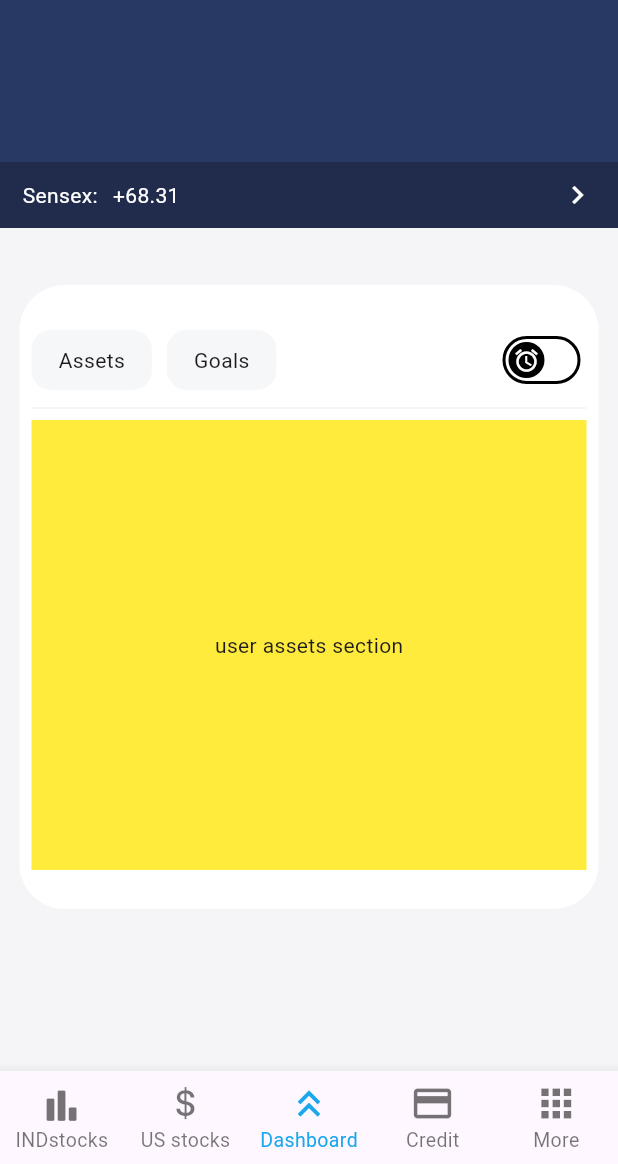
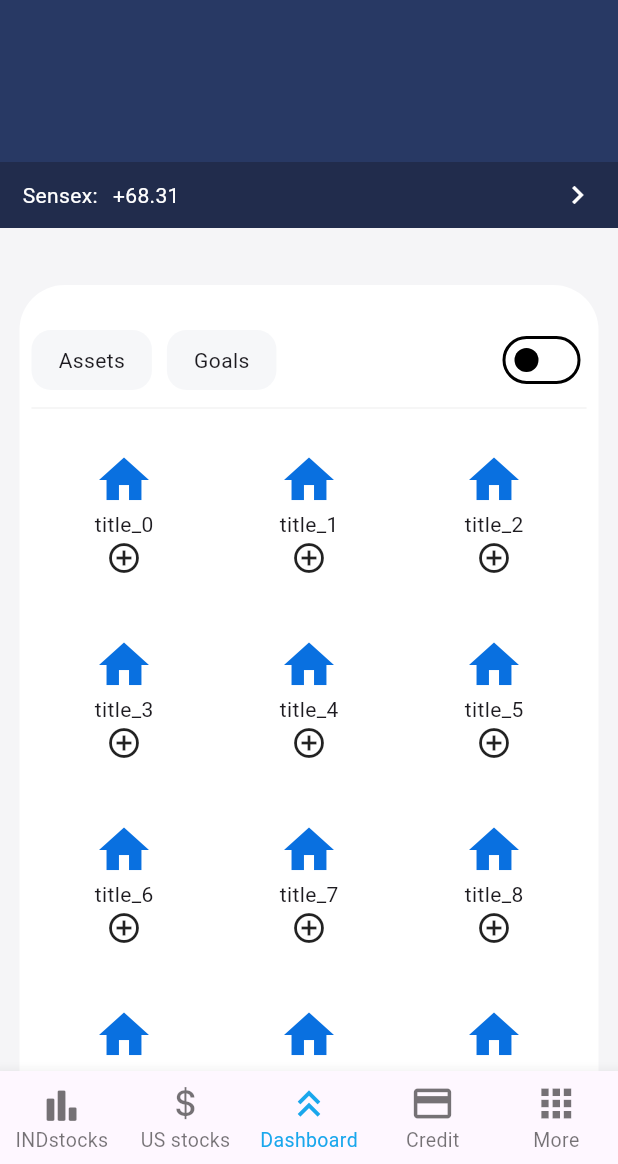
Before and after one commit to Kaviraghul/fintech_app, a Flutter app: the screen it shows after launch, on a phone screen of 412 x 824 dp, the part 72-1236 px from its top. Run offline on Flutter 3.47's test engine with Material 3 defaults, Android fonts, the phone set to English and light mode, and no system bars; our stand-ins replace bloc, cloud_firestore, equatable, firebase_auth, firebase_core, flutter_bloc and 2 more; accounts and stored records are empty; network calls fail.

Commit message:
dashboard screen in progress

```diff
--- /dev/null
+++ b/lib/data/dummy_data/user_assets_and_goals.dart
@@ -0,0 +1,68 @@
+import 'package:fintech_app/presentation/dashboard/components/grid_view/grid_view_item.model.dart';
+
+const userAssetsDummyData = [
+  {
+    "icon": "icon_0",
+    "title": "title_0",
+    "subtitle": {"icon": "subtitle_icon_0", "money": "subtitle_money_0"}
+  },
+  {
+    "icon": "icon_1",
+    "title": "title_1",
+    "subtitle": {"icon": "subtitle_icon_1", "money": "subtitle_money_1"}
+  },
+  {
+    "icon": "icon_2",
+    "title": "title_2",
+    "subtitle": {"icon": "subtitle_icon_2", "money": "subtitle_money_2"}
+  },
+  {
+    "icon": "icon_3",
+    "title": "title_3",
+    "subtitle": {"icon": "subtitle_icon_3", "money": "subtitle_money_3"}
+  },
+  {
+    "icon": "icon_4",
+    "title": "title_4",
+    "subtitle": {"icon": "subtitle_icon_4", "money": "subtitle_money_4"}
+  },
+  {
+    "icon": "icon_5",
+    "title": "title_5",
+    "subtitle": {"icon": "subtitle_icon_5", "money": "subtitle_money_5"}
+  },
+  {
+    "icon": "icon_6",
+    "title": "title_6",
+    "subtitle": {"icon": "subtitle_icon_6", "money": "subtitle_money_6"}
+  },
+  {
+    "icon": "icon_7",
+    "title": "title_7",
+    "subtitle": {"icon": "subtitle_icon_7", "money": "subtitle_money_7"}
+  },
+  {
+    "icon": "icon_8",
+    "title": "title_8",
+    "subtitle": {"icon": "subtitle_icon_8", "money": "subtitle_money_8"}
+  },
+  {
+    "icon": "icon_9",
+    "title": "title_9",
+    "subtitle": {"icon": "subtitle_icon_9", "money": "subtitle_money_9"}
+  },
+  {
+    "icon": "icon_10",
+    "title": "title_10",
+    "subtitle": {"icon": "subtitle_icon_10", "money": "subtitle_money_10"}
+  },
+  {
+    "icon": "icon_11",
+    "title": "title_11",
+    "subtitle": {"icon": "subtitle_icon_11", "money": "subtitle_money_11"}
+  }
+];
+
+final List<AssetGridTile> assetsGridTitles = userAssetsDummyData.map((e) {
+  return AssetGridTile.fromMap(e);
+}).toList();
--- a/lib/presentation/dashboard/components/goal_asset_container/bloc/goals_and_assets_event.dart
+++ b/lib/presentation/dashboard/components/goal_asset_container/bloc/goals_and_assets_event.dart
@@ -13,9 +13,14 @@ enum ViewSection { assets, goals }
 
 class GoalAndAssetsUserViewEvent extends GoalsAndAssetsEvent {
   final ViewSection viewSection;
-  // final DisplayOption displayOption;
   const GoalAndAssetsUserViewEvent({
     required this.viewSection,
-    // required this.displayOption,
   });
 }
+
+class GoalAndAssetsDisplayOntionChangedEvent extends GoalsAndAssetsEvent {
+  final DisplayOption displayOption;
+  const GoalAndAssetsDisplayOntionChangedEvent({
+    required this.displayOption,
+  });
+}
--- a/lib/presentation/dashboard/components/goal_asset_container/bloc/goals_and_assets_state.dart
+++ b/lib/presentation/dashboard/components/goal_asset_container/bloc/goals_and_assets_state.dart
@@ -9,14 +9,22 @@ sealed class GoalsAndAssetsState extends Equatable {
 
 final class GoalsAndAssetsInitial extends GoalsAndAssetsState {}
 
-class GoalsAndAssetsDisplayOption extends GoalsAndAssetsState {
-  // final DisplayOption displayOption;
+class GoalsAndAssetViewOption extends GoalsAndAssetsState {
   final ViewSection viewSection;
-  const GoalsAndAssetsDisplayOption({
-    // required this.displayOption,
+  const GoalsAndAssetViewOption({
     required this.viewSection,
   });
 
   @override
   List<Object> get props => [viewSection];
 }
+
+class GoalsAndAssetsDisplayOption extends GoalsAndAssetsState {
+  final DisplayOption displayOption;
+  const GoalsAndAssetsDisplayOption({
+    required this.displayOption,
+  });
+
+  @override
+  List<Object> get props => [displayOption];
+}
--- a/lib/presentation/dashboard/components/goal_asset_container/goals_and_assets_container.dart
+++ b/lib/presentation/dashboard/components/goal_asset_container/goals_and_assets_container.dart
@@ -1,5 +1,3 @@
-import 'package:fintech_app/gen/assets.gen.dart';
-import 'package:fintech_app/presentation/commonWidgets/app_button.dart';
 import 'package:fintech_app/presentation/dashboard/components/goal_asset_container/bloc/goals_and_assets_bloc.dart';
 import 'package:fintech_app/presentation/dashboard/components/user_assets/user_assets.dart';
 import 'package:fintech_app/presentation/dashboard/components/user_goals/user_goals.dart';
@@ -7,7 +5,6 @@ import 'package:fintech_app/presentation/resources/app_buttons.dart';
 import 'package:fintech_app/presentation/resources/app_colors.dart';
 import 'package:fintech_app/presentation/resources/app_values.dart';
 import 'package:flutter/material.dart';
-import 'package:flutter/widgets.dart';
 import 'package:flutter_bloc/flutter_bloc.dart';
 
 class GoalsAndAssetsContainer extends StatefulWidget {
@@ -69,26 +66,35 @@ class _GoalsAndAssetsContainerState extends State<GoalsAndAssetsContainer> {
                         ],
                       ),
                       Switch.adaptive(
-                        value: false,
-                        thumbIcon: MaterialStateProperty.resolveWith<Icon?>(
-                            (Set<MaterialState> states) {
-                          if (states.contains(MaterialState.disabled)) {
-                            return const Icon(
-                              Icons.menu,
-                              color: Colors.white,
-                              size: AppValues.s18,
-                            );
-                          } else {
-                            return const Icon(
-                              Icons.access_alarm,
-                              color: Colors.white,
-                              size: AppValues.s18,
-                            );
-                          }
-                        }),
+                        // thumbIcon: MaterialStateProperty.resolveWith<Icon?>(
+                        //     (Set<MaterialState> states) {
+                        //   if (states.contains(MaterialState.disabled)) {
+                        //     return const Icon(
+                        //       Icons.menu,
+                        //       color: Colors.white,
+                        //       size: AppValues.s18,
+                        //     );
+                        //   } else {
+                        //     return const Icon(
+                        //       Icons.access_alarm,
+                        //       color: Colors.white,
+                        //       size: AppValues.s18,
+                        //     );
+                        //   }
+                        // }),
                         onChanged: (bool value) {
-                          setState(() {});
+                          context.read<GoalsAndAssetsBloc>().add(
+                                GoalAndAssetsDisplayOntionChangedEvent(
+                                  displayOption: value
+                                      ? DisplayOption.liner
+                                      : DisplayOption.grid,
+                                ),
+                              );
                         },
+                        value: state is GoalsAndAssetsDisplayOption ==
+                                DisplayOption.liner
+                            ? true
+                            : false,
                       ),
                     ],
                   ),
@@ -96,9 +102,12 @@ class _GoalsAndAssetsContainerState extends State<GoalsAndAssetsContainer> {
                     color: AppColors.dividerGrey,
                   ),
                   viewSectionWidget(
-                    state is GoalsAndAssetsDisplayOption
+                    state is GoalsAndAssetViewOption
                         ? state.viewSection
                         : ViewSection.assets,
+                    state is GoalsAndAssetsDisplayOption
+                        ? state.displayOption
+                        : DisplayOption.grid,
                   ),
                 ],
               ),
@@ -110,13 +119,17 @@ class _GoalsAndAssetsContainerState extends State<GoalsAndAssetsContainer> {
   }
 }
 
-Widget viewSectionWidget(ViewSection viewSection) {
+Widget viewSectionWidget(ViewSection viewSection, DisplayOption displayOption) {
   switch (viewSection) {
     case ViewSection.assets:
-      return const UserAssetsSection();
+      return UserAssetsSection(
+        displayOption: displayOption,
+      );
     case ViewSection.goals:
       return const UserGoalsSection();
     default:
-      return const UserAssetsSection();
+      return UserAssetsSection(
+        displayOption: displayOption,
+      );
   }
 }
--- /dev/null
+++ b/lib/presentation/dashboard/components/grid_view/grid_view.dart
@@ -0,0 +1,42 @@
+import 'package:fintech_app/data/dummy_data/user_assets_and_goals.dart';
+import 'package:fintech_app/presentation/resources/app_colors.dart';
+import 'package:flutter/material.dart';
+
+class GridViewOptionWidget extends StatelessWidget {
+  const GridViewOptionWidget({super.key});
+
+  @override
+  Widget build(BuildContext context) {
+    return GridView.builder(
+      shrinkWrap: true,
+      gridDelegate: const SliverGridDelegateWithFixedCrossAxisCount(
+        crossAxisCount: 3,
+      ),
+      itemCount: assetsGridTitles.length,
+      itemBuilder: (BuildContext context, int index) {
+        return Card(
+          shadowColor: AppColors.transparent,
+          color: AppColors.white,
+          surfaceTintColor: AppColors.transparent,
+          child: Center(
+            child: Column(
+              mainAxisAlignment: MainAxisAlignment.center,
+              children: [
+                const Icon(
+                  Icons.home,
+                  color: AppColors.iconBlue,
+                  size: 40,
+                ),
+                Text(assetsGridTitles[index].title),
+                const Row(
+                  mainAxisSize: MainAxisSize.min,
+                  children: [Icon(Icons.add_circle_outline_outlined)],
+                )
+              ],
+            ),
+          ),
+        );
+      },
+    );
+  }
+}
--- a/lib/presentation/dashboard/components/user_assets/user_assets.dart
+++ b/lib/presentation/dashboard/components/user_assets/user_assets.dart
@@ -1,16 +1,21 @@
+import 'package:fintech_app/presentation/dashboard/components/goal_asset_container/bloc/goals_and_assets_bloc.dart';
+import 'package:fintech_app/presentation/dashboard/components/grid_view/grid_view.dart';
+import 'package:fintech_app/presentation/dashboard/components/linear_view/linear_view.dart';
 import 'package:flutter/material.dart';
 
 class UserAssetsSection extends StatelessWidget {
-  const UserAssetsSection({super.key});
+  final DisplayOption displayOption;
+  const UserAssetsSection({super.key, this.displayOption = DisplayOption.grid});
 
   @override
   Widget build(BuildContext context) {
-    return Container(
-      height: 300,
-      color: Colors.yellow,
-      child: Center(
-        child: Text("user assets section"),
-      ),
-    );
+    switch (displayOption) {
+      case DisplayOption.grid:
+        return const GridViewOptionWidget();
+      case DisplayOption.grid:
+        return const LinearViewOptionWidget();
+      default:
+        return const GridViewOptionWidget();
+    }
   }
 }
--- a/lib/presentation/resources/app_colors.dart
+++ b/lib/presentation/resources/app_colors.dart
@@ -14,4 +14,5 @@ class AppColors {
   static const Color lightGrey = Color(0xFFf6f7f9);
   static const Color dividerGrey = Color(0xFFf3f3f3);
   static const Color lightBlue = Color(0xFFe7f4fd);
+  static const Color iconBlue = Color(0xFF0970e0);
 }
```
Also changed, not shown: lib/presentation/dashboard/components/goal_asset_container/bloc/goals_and_assets_bloc.dart (+6 -1 lines), lib/presentation/dashboard/components/grid_view/grid_view_item.model.dart (added, +101 -0 lines), lib/presentation/dashboard/components/linear_view/linear_view.dart (added, +33 -0 lines).
